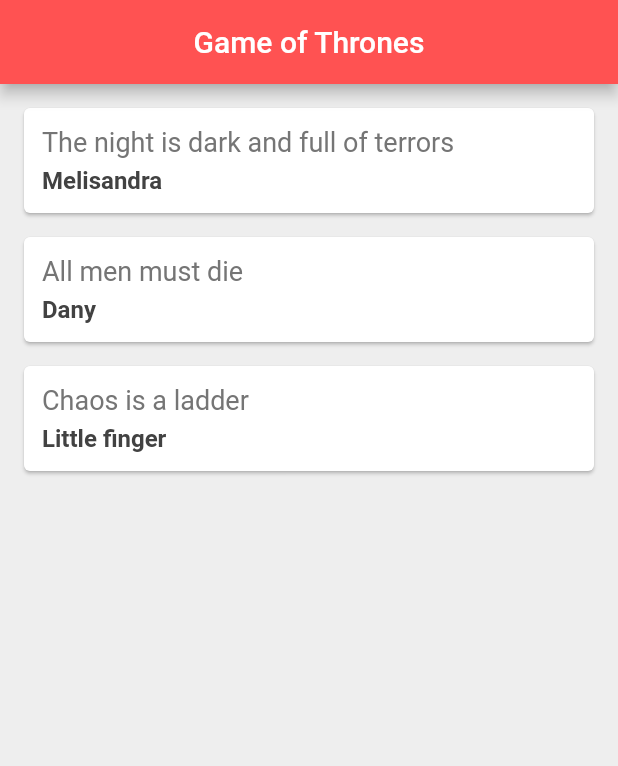
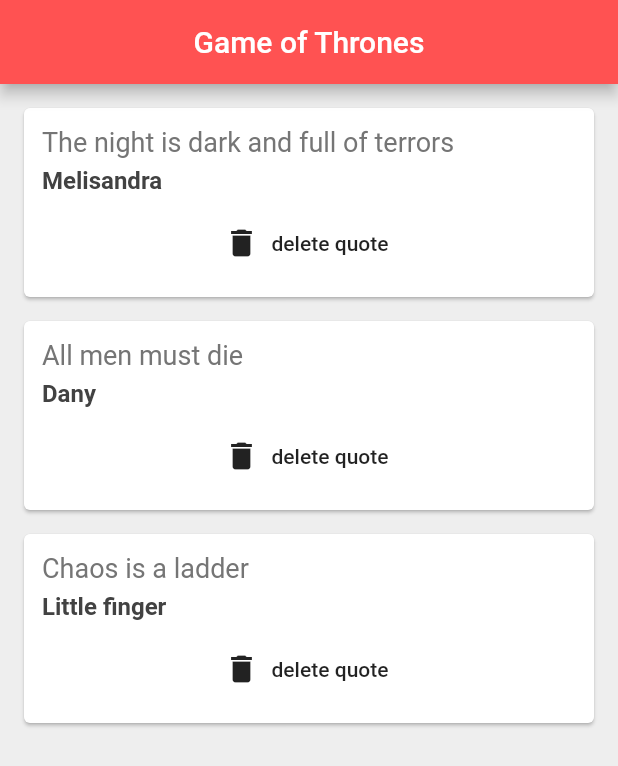
Before and after one commit to wernerCST/listdata, a Flutter app: the screen it shows after launch, on a phone screen of 412 x 824 dp. Shown: the top 766 px of the screen. Run offline on Flutter 3.47's test engine with Material 2 defaults, Android fonts, the phone set to English and light mode, and no system bars.

Commit message:
adding delete functionality to the list

```diff
--- a/lib/main.dart
+++ b/lib/main.dart
@@ -27,7 +27,14 @@ class _QuoteListState extends State<QuoteList> {
         backgroundColor: Colors.redAccent,
       ),
       body: Column(
-        children: quotes.map((quote) => QuoteCard(quote: quote)).toList(),
+        children: quotes.map((quote) => QuoteCard(
+          quote: quote,
+          delete: () {
+            setState(() {
+              quotes.remove(quote);
+            });
+          }
+        )).toList(),
       )
     );
   }
--- a/lib/quote_card.dart
+++ b/lib/quote_card.dart
@@ -3,7 +3,8 @@ import 'quote.dart';
 
 class QuoteCard extends StatelessWidget {
   final Quote quote;
-  QuoteCard({this.quote});
+  final Function delete;
+  QuoteCard({this.quote, this.delete});
 
   @override
   Widget build(BuildContext context) {
@@ -30,6 +31,11 @@ class QuoteCard extends StatelessWidget {
                   color: Colors.grey[800]
               ),
             ),
+            SizedBox(height: 8.0,),
+            FlatButton.icon(
+                onPressed: delete,
+                icon: Icon(Icons.delete),
+                label: Text('delete quote'))
           ],
         ),
       ),
```
